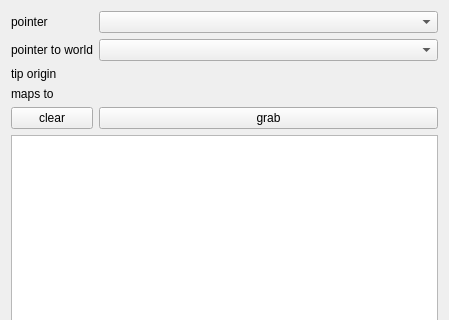
Before: the Qt Designer form Code/Gui/MITK/Plugins/uk.ac.ucl.cmic.igitrackedpointer/src/internal/TrackedPointerView.ui in NifTK/NifTK, drawn with Qt 5; both pictures show x 0 to 449 and y 0 to 320 of the 449 by 505 pixel window.
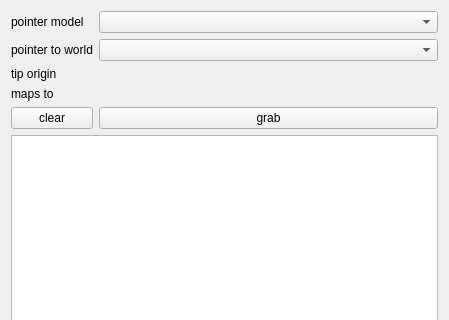
After: the same form once the commit is applied. Custom widgets are drawn as their Qt base class.

Diff of the .ui file:
```diff
--- a/Code/Gui/MITK/Plugins/uk.ac.ucl.cmic.igitrackedpointer/src/internal/TrackedPointerView.ui
+++ b/Code/Gui/MITK/Plugins/uk.ac.ucl.cmic.igitrackedpointer/src/internal/TrackedPointerView.ui
@@ -27,7 +27,7 @@
           </sizepolicy>
          </property>
          <property name="text">
-          <string>pointer</string>
+          <string>pointer model</string>
          </property>
         </widget>
        </item>
```
